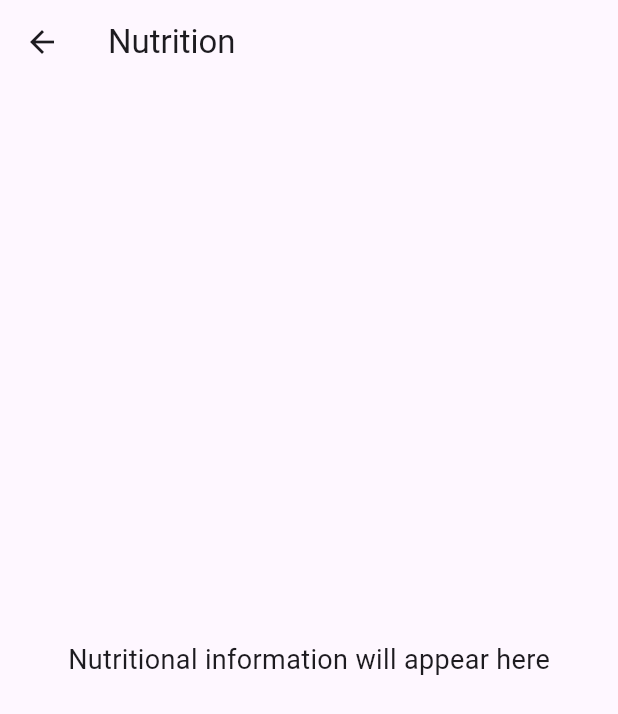
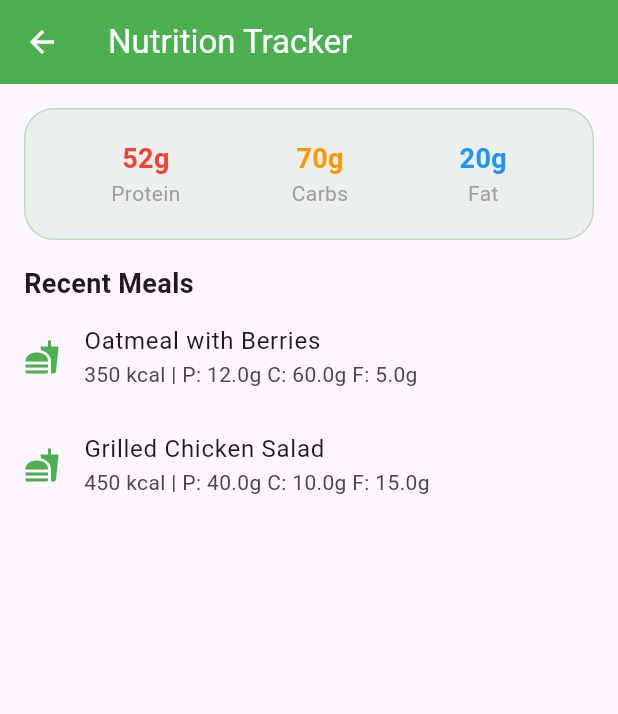
Before and after one commit to Mussa19/aurafit-ai, a Flutter app: the FoodScreen screen opened directly, on a phone screen of 412 x 824 dp. Shown: the top 714 px of the screen. Run offline on Flutter 3.47's test engine with Material 3 defaults, Android fonts, the phone set to English and light mode, and no system bars.

Commit message:
food screen

```diff
--- a/lib/models/food_model.dart
+++ b/lib/models/food_model.dart
@@ -1,11 +1,17 @@
-class Food {
-
+class FoodModel {
   final String name;
   final int calories;
+  final double protein; // in grams
+  final double carbs;   // in grams
+  final double fat;     // in grams
+  final String imageUrl;
 
-  Food({
+  FoodModel({
     required this.name,
     required this.calories,
+    required this.protein,
+    required this.carbs,
+    required this.fat,
+    this.imageUrl = '',
   });
-
 }
--- a/lib/screens/food_screen.dart
+++ b/lib/screens/food_screen.dart
@@ -1,21 +1,89 @@
 import 'package:flutter/material.dart';
+import '../models/food_model.dart';
 
 class FoodScreen extends StatelessWidget {
   const FoodScreen({super.key});
 
   @override
   Widget build(BuildContext context) {
+    // Dummy data: In the future, this comes from your AI Service
+    final List<FoodModel> loggedMeals = [
+      FoodModel(name: "Oatmeal with Berries", calories: 350, protein: 12, carbs: 60, fat: 5),
+      FoodModel(name: "Grilled Chicken Salad", calories: 450, protein: 40, carbs: 10, fat: 15),
+    ];
+
     return Scaffold(
       appBar: AppBar(
-        title: const Text("Nutrition"),
+        title: const Text("Nutrition Tracker"),
+        backgroundColor: Colors.green,
+        foregroundColor: Colors.white,
       ),
-      // Added a body here to fix the syntax error
-      body: const Center(
-        child: Text(
-          "Nutritional information will appear here",
-          style: TextStyle(fontSize: 18),
+      body: SingleChildScrollView(
+        child: Column(
+          children: [
+            // 1. Daily Summary Card
+            Container(
+              margin: const EdgeInsets.all(16),
+              padding: const EdgeInsets.all(20),
+              decoration: BoxDecoration(
+                color: Colors.green.withOpacity(0.1),
+                borderRadius: BorderRadius.circular(20),
+                border: Border.all(color: Colors.green.withOpacity(0.3)),
+              ),
+              child: const Row(
+                mainAxisAlignment: MainAxisAlignment.spaceAround,
+                children: [
+                  MacroWidget(label: "Protein", value: "52g", color: Colors.red),
+                  MacroWidget(label: "Carbs", value: "70g", color: Colors.orange),
+                  MacroWidget(label: "Fat", value: "20g", color: Colors.blue),
+                ],
+              ),
+            ),
+
+            const Padding(
+              padding: EdgeInsets.symmetric(horizontal: 16),
+              child: Align(
+                alignment: Alignment.centerLeft,
+                child: Text("Recent Meals", style: TextStyle(fontSize: 18, fontWeight: FontWeight.bold)),
+              ),
+            ),
+
+            // 2. List of Meals
+            ListView.builder(
+              shrinkWrap: true, // Needed inside SingleChildScrollView
+              physics: const NeverScrollableScrollPhysics(),
+              itemCount: loggedMeals.length,
+              itemBuilder: (context, index) {
+                final meal = loggedMeals[index];
+                return ListTile(
+                  leading: const Icon(Icons.fastfood, color: Colors.green),
+                  title: Text(meal.name),
+                  subtitle: Text("${meal.calories} kcal | P: ${meal.protein}g C: ${meal.carbs}g F: ${meal.fat}g"),
+                );
+              },
+            ),
+          ],
         ),
       ),
     );
   }
 }
+
+// Simple helper widget for the top bar
+class MacroWidget extends StatelessWidget {
+  final String label;
+  final String value;
+  final Color color;
+
+  const MacroWidget({super.key, required this.label, required this.value, required this.color});
+
+  @override
+  Widget build(BuildContext context) {
+    return Column(
+      children: [
+        Text(value, style: TextStyle(fontSize: 18, fontWeight: FontWeight.bold, color: color)),
+        Text(label, style: const TextStyle(color: Colors.grey)),
+      ],
+    );
+  }
+}
```
